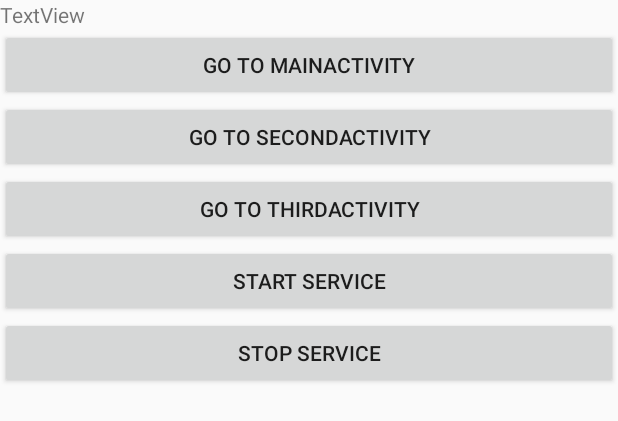
After one commit to lmdkboy/androidlearn, an Android app: the layout activity_first.xml on its own in the app's theme, with its tools: preview values and no code run, on a phone screen of 412 x 824 dp. The commit adds this screen. Shown: the top 421 px of the screen. Run offline under Robolectric (Android 15) with nearby library versions, the phone set to English and light mode, and no system bars.

Commit message:
调整目录结构及追加MainActivity

```diff
--- a/app/src/main/java/com/androidlearn/activity/FirstActivity.java
+++ b/app/src/main/java/com/androidlearn/activity/FirstActivity.java
@@ -21,7 +21,7 @@ public class FirstActivity extends AppCompatActivity {
     @Override
     protected void onCreate(Bundle savedInstanceState) {
         super.onCreate(savedInstanceState);
-        setContentView(R.layout.activity_main);
+        setContentView(R.layout.activity_first);
 
         TextView tv = findViewById(R.id.textView);
         tv.setText(this.toString()+",taskId="+getTaskId());
--- /dev/null
+++ b/app/src/main/res/layout/activity_first.xml
@@ -0,0 +1,45 @@
+<?xml version="1.0" encoding="utf-8"?>
+<LinearLayout xmlns:android="http://schemas.android.com/apk/res/android"
+    xmlns:app="http://schemas.android.com/apk/res-auto"
+    xmlns:tools="http://schemas.android.com/tools"
+    android:layout_width="match_parent"
+    android:layout_height="match_parent"
+    android:orientation="vertical"
+    tools:context="com.androidlearn.activity.FirstActivity">
+    <TextView
+        android:id="@+id/textView"
+        android:layout_width="match_parent"
+        android:layout_height="wrap_content"
+        android:text="TextView" />
+
+    <Button
+        android:id="@+id/btn_first"
+        android:layout_width="match_parent"
+        android:layout_height="wrap_content"
+        android:text="go to MainActivity" />
+
+    <Button
+        android:id="@+id/btn_second"
+        android:layout_width="match_parent"
+        android:layout_height="wrap_content"
+        android:text="go to SecondActivity" />
+
+    <Button
+        android:id="@+id/btn_third"
+        android:layout_width="match_parent"
+        android:layout_height="wrap_content"
+        android:text="go to ThirdActivity" />
+
+    <Button
+        android:id="@+id/btn_StartService"
+        android:layout_width="match_parent"
+        android:layout_height="wrap_content"
+        android:text="Start Service" />
+
+    <Button
+        android:id="@+id/btn_StopService"
+        android:layout_width="match_parent"
+        android:layout_height="wrap_content"
+        android:text="Stop Service" />
+
+</LinearLayout>
```
Also changed, not shown: app/src/main/AndroidManifest.xml (+13 -21 lines), app/src/main/java/com/androidlearn/MainActivity.java (added, +15 -0 lines), app/src/main/res/layout/activity_main.xml (+7 -38 lines).
